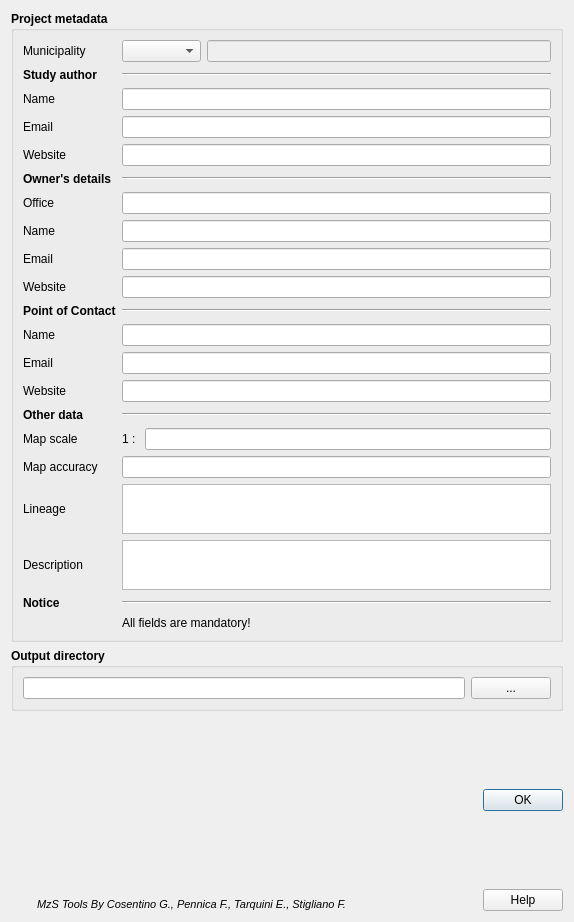
Old version of the form tb_nuovo_progetto.ui in the repository CNR-IGAG/mzs-tools.
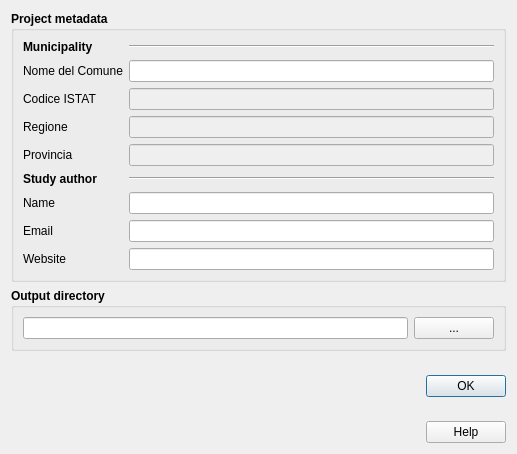
New version of the form. Icons and pictures are not drawn.

Commit message: start streamlining new project tool

Diff of the .ui file:
```diff
--- a/tb_nuovo_progetto.ui
+++ b/tb_nuovo_progetto.ui
@@ -6,8 +6,8 @@
    <rect>
     <x>0</x>
     <y>0</y>
-    <width>574</width>
-    <height>922</height>
+    <width>517</width>
+    <height>454</height>
    </rect>
   </property>
   <property name="sizePolicy">
@@ -16,6 +16,12 @@
     <verstretch>0</verstretch>
    </sizepolicy>
   </property>
+  <property name="minimumSize">
+   <size>
+    <width>517</width>
+    <height>0</height>
+   </size>
+  </property>
   <property name="windowTitle">
    <string>New project</string>
   </property>
@@ -28,6 +34,12 @@
   <layout class="QVBoxLayout" name="verticalLayout_4">
    <item>
     <widget class="QGroupBox" name="groupBox_2">
+     <property name="sizePolicy">
+      <sizepolicy hsizetype="Preferred" vsizetype="Preferred">
+       <horstretch>0</horstretch>
+       <verstretch>0</verstretch>
+      </sizepolicy>
+     </property>
      <property name="font">
       <font>
        <weight>75</weight>
@@ -38,134 +50,18 @@
       <string>Project metadata</string>
      </property>
      <layout class="QGridLayout" name="gridLayout_2">
-      <item row="19" column="0">
-       <widget class="QLabel" name="label_22">
-        <property name="font">
-         <font>
-          <weight>50</weight>
-          <bold>false</bold>
-         </font>
-        </property>
-        <property name="text">
-         <string>Website</string>
-        </property>
-       </widget>
-      </item>
-      <item row="18" column="1">
-       <widget class="QLineEdit" name="email_cont"/>
-      </item>
-      <item row="16" column="1">
-       <widget class="Line" name="line_4">
-        <property name="orientation">
-         <enum>Qt::Horizontal</enum>
-        </property>
-       </widget>
-      </item>
-      <item row="22" column="1">
-       <widget class="QLineEdit" name="accuratezza">
-        <property name="toolTip">
-         <string/>
-        </property>
-       </widget>
-      </item>
-      <item row="7" column="0">
-       <widget class="QLabel" name="label_16">
-        <property name="text">
-         <string>&lt;b&gt;Owner's details&lt;/b&gt;</string>
-        </property>
-       </widget>
-      </item>
-      <item row="20" column="0">
-       <widget class="QLabel" name="label_19">
-        <property name="text">
-         <string>&lt;b&gt;Other data&lt;/b&gt;</string>
-        </property>
-       </widget>
-      </item>
-      <item row="26" column="1">
-       <widget class="QLabel" name="label_6">
-        <property name="font">
-         <font>
-          <weight>50</weight>
-          <bold>false</bold>
-         </font>
-        </property>
-        <property name="text">
-         <string>All fields are mandatory!</string>
-        </property>
-       </widget>
-      </item>
-      <item row="17" column="1">
-       <widget class="QLineEdit" name="contatto"/>
-      </item>
       <item row="1" column="1">
-       <widget class="Line" name="line_3">
-        <property name="orientation">
-         <enum>Qt::Horizontal</enum>
-        </property>
-       </widget>
+       <widget class="QLineEdit" name="comuneField"/>
       </item>
-      <item row="15" column="0">
-       <widget class="QLabel" name="label">
-        <property name="font">
-         <font>
-          <weight>50</weight>
-          <bold>false</bold>
-         </font>
-        </property>
-        <property name="text">
-         <string>Website</string>
-        </property>
-       </widget>
-      </item>
-      <item row="9" column="0">
-       <widget class="QLabel" name="label_15">
-        <property name="sizePolicy">
-         <sizepolicy hsizetype="Minimum" vsizetype="Preferred">
-          <horstretch>0</horstretch>
-          <verstretch>0</verstretch>
-         </sizepolicy>
-        </property>
-        <property name="minimumSize">
-         <size>
-          <width>45</width>
-          <height>0</height>
-         </size>
-        </property>
-        <property name="font">
-         <font>
-          <weight>50</weight>
-          <bold>false</bold>
-         </font>
-        </property>
-        <property name="text">
-         <string>Name</string>
-        </property>
-       </widget>
-      </item>
-      <item row="15" column="1">
-       <widget class="QLineEdit" name="sito_prop">
+      <item row="7" column="1">
+       <widget class="QLineEdit" name="email_prof">
         <property name="toolTip">
          <string/>
         </property>
        </widget>
       </item>
-      <item row="1" column="0">
-       <widget class="QLabel" name="label_18">
-        <property name="text">
-         <string>&lt;html&gt;&lt;head/&gt;&lt;body&gt;&lt;p&gt;Study author&lt;/p&gt;&lt;/body&gt;&lt;/html&gt;</string>
-        </property>
-       </widget>
-      </item>
-      <item row="20" column="1">
-       <widget class="Line" name="line_2">
-        <property name="orientation">
-         <enum>Qt::Horizontal</enum>
-        </property>
-       </widget>
-      </item>
-      <item row="0" column="0">
-       <widget class="QLabel" name="label_17">
+      <item row="6" column="0">
+       <widget class="QLabel" name="label_3">
         <property name="font">
          <font>
           <weight>50</weight>
@@ -173,24 +69,11 @@
          </font>
         </property>
         <property name="text">
-         <string>Municipality</string>
+         <string>Name </string>
         </property>
        </widget>
       </item>
-      <item row="23" column="0">
-       <widget class="QLabel" name="label_9">
-        <property name="font">
-         <font>
-          <weight>50</weight>
-          <bold>false</bold>
-         </font>
-        </property>
-        <property name="text">
-         <string>Lineage</string>
-        </property>
-       </widget>
-      </item>
-      <item row="2" column="1">
+      <item row="6" column="1">
        <widget class="QLineEdit" name="professionista">
         <property name="enabled">
          <bool>true</bool>
@@ -203,160 +86,67 @@
         </property>
        </widget>
       </item>
-      <item row="21" column="1">
-       <layout class="QHBoxLayout" name="horizontalLayout_3">
-        <item>
-         <widget class="QLabel" name="label_11">
-          <property name="font">
-           <font>
-            <weight>50</weight>
-            <bold>false</bold>
-           </font>
-          </property>
-          <property name="text">
-           <string>1 : </string>
-          </property>
-         </widget>
-        </item>
-        <item>
-         <widget class="QLineEdit" name="scala_nom">
-          <property name="toolTip">
-           <string/>
-          </property>
-         </widget>
-        </item>
-       </layout>
-      </item>
-      <item row="16" column="0">
-       <widget class="QLabel" name="label_2">
-        <property name="text">
-         <string>&lt;b&gt;Point of Contact&lt;/b&gt;</string>
-        </property>
-       </widget>
-      </item>
-      <item row="12" column="0">
-       <widget class="QLabel" name="label_7">
-        <property name="font">
-         <font>
-          <weight>50</weight>
-          <bold>false</bold>
-         </font>
-        </property>
-        <property name="text">
-         <string>Email</string>
-        </property>
-       </widget>
-      </item>
-      <item row="18" column="0">
-       <widget class="QLabel" name="label_21">
-        <property name="font">
-         <font>
-          <weight>50</weight>
-          <bold>false</bold>
-         </font>
-        </property>
-        <property name="text">
-         <string>Email</string>
-        </property>
-       </widget>
-      </item>
-      <item row="21" column="0">
-       <widget class="QLabel" name="label_5">
-        <property name="font">
-         <font>
-          <weight>50</weight>
-          <bold>false</bold>
-         </font>
-        </property>
-        <property name="text">
-         <string>Map scale</string>
-        </property>
-       </widget>
-      </item>
-      <item row="2" column="0">
-       <widget class="QLabel" name="label_3">
-        <property name="font">
-         <font>
-          <weight>50</weight>
-          <bold>false</bold>
-         </font>
-        </property>
-        <property name="text">
-         <string>Name </string>
-        </property>
-       </widget>
-      </item>
-      <item row="19" column="1">
-       <widget class="QLineEdit" name="sito_cont"/>
-      </item>
-      <item row="4" column="0">
-       <widget class="QLabel" name="label_14">
-        <property name="sizePolicy">
-         <sizepolicy hsizetype="Minimum" vsizetype="Preferred">
-          <horstretch>0</horstretch>
-          <verstretch>0</verstretch>
-         </sizepolicy>
-        </property>
-        <property name="minimumSize">
-         <size>
-          <width>45</width>
-          <height>0</height>
-         </size>
-        </property>
-        <property name="font">
-         <font>
-          <weight>50</weight>
-          <bold>false</bold>
-         </font>
-        </property>
-        <property name="text">
-         <string>Website</string>
-        </property>
-       </widget>
-      </item>
-      <item row="24" column="1">
-       <widget class="QTextEdit" name="descriz">
-        <property name="maximumSize">
-         <size>
-          <width>16777215</width>
-          <height>50</height>
-         </size>
-        </property>
+      <item row="8" column="1">
+       <widget class="QLineEdit" name="sito_prof">
         <property name="toolTip">
-         <string>&lt;html&gt;&lt;head/&gt;&lt;body&gt;&lt;p&gt;Description (abstract) of the study&lt;/p&gt;&lt;/body&gt;&lt;/html&gt;</string>
+         <string/>
+        </property>
+       </widget>
+      </item>
+      <item row="0" column="0">
+       <widget class="QLabel" name="label_17">
+        <property name="font">
+         <font>
+          <weight>75</weight>
+          <bold>true</bold>
+         </font>
+        </property>
+        <property name="text">
+         <string>Municipality</string>
         </property>
        </widget>
       </item>
       <item row="3" column="1">
-       <widget class="QLineEdit" name="email_prof">
-        <property name="toolTip">
-         <string/>
+       <widget class="QLineEdit" name="lineEditRegione">
+        <property name="enabled">
+         <bool>false</bool>
         </property>
        </widget>
       </item>
-      <item row="12" column="1">
-       <widget class="QLineEdit" name="email_prop">
-        <property name="toolTip">
-         <string/>
+      <item row="5" column="1">
+       <widget class="Line" name="line_3">
+        <property name="orientation">
+         <enum>Qt::Horizontal</enum>
         </property>
        </widget>
       </item>
-      <item row="25" column="0">
-       <widget class="QLabel" name="label_10">
+      <item row="8" column="0">
+       <widget class="QLabel" name="label_14">
+        <property name="sizePolicy">
+         <sizepolicy hsizetype="Minimum" vsizetype="Preferred">
+          <horstretch>0</horstretch>
+          <verstretch>0</verstretch>
+         </sizepolicy>
+        </property>
+        <property name="minimumSize">
+         <size>
+          <width>45</width>
+          <height>0</height>
+         </size>
+        </property>
+        <property name="font">
+         <font>
+          <weight>50</weight>
+          <bold>false</bold>
+         </font>
+        </property>
         <property name="text">
-         <string>&lt;b&gt;Notice&lt;/b&gt;</string>
+         <string>Website</string>
         </property>
        </widget>
       </item>
-      <item row="0" column="1">
+      <item row="2" column="1">
        <layout class="QHBoxLayout" name="horizontalLayout_2">
-        <item>
-         <widget class="QComboBox" name="comune">
-          <property name="toolTip">
-           <string/>
-          </property>
-         </widget>
-        </item>
         <item>
          <widget class="QLineEdit" name="cod_istat">
           <property name="enabled">
@@ -366,21 +156,20 @@
         </item>
        </layout>
       </item>
-      <item row="23" column="1">
-       <widget class="QTextEdit" name="lineage">
-        <property name="maximumSize">
+      <item row="7" column="0">
+       <widget class="QLabel" name="label_13">
+        <property name="sizePolicy">
+         <sizepolicy hsizetype="Minimum" vsizetype="Preferred">
+          <horstretch>0</horstretch>
+          <verstretch>0</verstretch>
+         </sizepolicy>
+        </property>
+        <property name="minimumSize">
          <size>
-          <width>16777215</width>
-          <height>50</height>
+          <width>45</width>
+          <height>0</height>
          </size>
         </property>
-        <property name="toolTip">
-         <string>&lt;html&gt;&lt;head/&gt;&lt;body&gt;&lt;p&gt;History of the data set, and the life cycle from collection and acquisition through compilation and derivation to its current form, in accordance with EN ISO 19101&lt;/p&gt;&lt;/body&gt;&lt;/html&gt;</string>
-        </property>
-       </widget>
-      </item>
-      <item row="17" column="0">
-       <widget class="QLabel" name="label_12">
         <property name="font">
          <font>
           <weight>50</weight>
@@ -388,21 +177,31 @@
          </font>
         </property>
         <property name="text">
-         <string>Name</string>
+         <string>Email</string>
         </property>
        </widget>
       </item>
-      <item row="9" column="1">
-       <widget class="QLineEdit" name="propretario">
-        <property name="toolTip">
-         <string/>
+      <item row="5" column="0">
+       <widget class="QLabel" name="label_18">
+        <property name="text">
+         <string>&lt;html&gt;&lt;head/&gt;&lt;body&gt;&lt;p&gt;Study author&lt;/p&gt;&lt;/body&gt;&lt;/html&gt;</string>
         </property>
        </widget>
       </item>
-      <item row="8" column="1">
-       <widget class="QLineEdit" name="ufficio"/>
+      <item row="1" column="0">
+       <widget class="QLabel" name="label">
+        <property name="font">
+         <font>
+          <weight>50</weight>
+          <bold>false</bold>
+         </font>
+        </property>
+        <property name="text">
+         <string>Nome del Comune</string>
+        </property>
+       </widget>
       </item>
-      <item row="24" column="0">
+      <item row="3" column="0">
        <widget class="QLabel" name="label_4">
         <property name="font">
          <font>
@@ -411,38 +210,39 @@
          </font>
         </property>
         <property name="text">
-         <string>Description</string>
+         <string>Regione</string>
         </property>
        </widget>
       </item>
-      <item row="7" column="1">
+      <item row="0" column="1">
        <widget class="Line" name="line">
         <property name="orientation">
          <enum>Qt::Horizontal</enum>
         </property>
        </widget>
       </item>
+      <item row="2" column="0">
+       <widget class="QLabel" name="label_2">
+        <property name="font">
+         <font>
+          <weight>50</weight>
+          <bold>false</bold>
+         </font>
+        </property>
+        <property name="text">
+         <string>Codice ISTAT</string>
+        </property>
+       </widget>
+      </item>
       <item row="4" column="1">
-       <widget class="QLineEdit" name="sito_prof">
-        <property name="toolTip">
-         <string/>
+       <widget class="QLineEdit" name="lineEdit">
+        <property name="enabled">
+         <bool>false</bool>
         </property>
        </widget>
       </item>
-      <item row="3" column="0">
-       <widget class="QLabel" name="label_13">
-        <property name="sizePolicy">
-         <sizepolicy hsizetype="Minimum" vsizetype="Preferred">
-          <horstretch>0</horstretch>
-          <verstretch>0</verstretch>
-         </sizepolicy>
-        </property>
-        <property name="minimumSize">
-         <size>
-          <width>45</width>
-          <height>0</height>
-         </size>
-        </property>
+      <item row="4" column="0">
+       <widget class="QLabel" name="label_5">
         <property name="font">
          <font>
           <weight>50</weight>
@@ -450,40 +250,7 @@
          </font>
         </property>
         <property name="text">
-         <string>Email</string>
-        </property>
-       </widget>
-      </item>
-      <item row="8" column="0">
-       <widget class="QLabel" name="label_20">
-        <property name="font">
-         <font>
-          <weight>50</weight>
-          <bold>false</bold>
-         </font>
-        </property>
-        <property name="text">
-         <string>Office</string>
-        </property>
-       </widget>
-      </item>
-      <item row="25" column="1">
-       <widget class="Line" name="line_5">
-        <property name="orientation">
-         <enum>Qt::Horizontal</enum>
-        </property>
-       </widget>
-      </item>
-      <item row="22" column="0">
-       <widget class="QLabel" name="label_8">
-        <property name="font">
-         <font>
-          <weight>50</weight>
-          <bold>false</bold>
-         </font>
-        </property>
-        <property name="text">
-         <string>Map accuracy</string>
+         <string>Provincia</string>
         </property>
        </widget>
       </item>
@@ -576,32 +343,17 @@
       </widget>
      </item>
      <item>
-      <widget class="QLabel" name="label_23">
-       <property name="sizePolicy">
-        <sizepolicy hsizetype="Preferred" vsizetype="Preferred">
-         <horstretch>2</horstretch>
-         <verstretch>0</verstretch>
-        </sizepolicy>
+      <spacer name="horizontalSpacer">
+       <property name="orientation">
+        <enum>Qt::Horizontal</enum>
        </property>
-       <property name="font">
-        <font>
-         <pointsize>8</pointsize>
-         <italic>true</italic>
-        </font>
+       <property name="sizeHint" stdset="0">
+        <size>
+         <width>40</width>
+         <height>20</height>
+        </size>
        </property>
-       <property name="text">
-        <string>MzS Tools By Cosentino G., Pennica F., Tarquini E., Stigliano F.</string>
-       </property>
-       <property name="textFormat">
-        <enum>Qt::AutoText</enum>
-       </property>
-       <property name="alignment">
-        <set>Qt::AlignBottom|Qt::AlignLeading|Qt::AlignLeft</set>
-       </property>
-       <property name="wordWrap">
-        <bool>false</bool>
-       </property>
-      </widget>
+      </spacer>
      </item>
      <item>
       <layout class="QVBoxLayout" name="verticalLayout_2">
```
Left out of the diff: 12 changed lines with no effect on the pictures. The commit also changes 1 other file.
